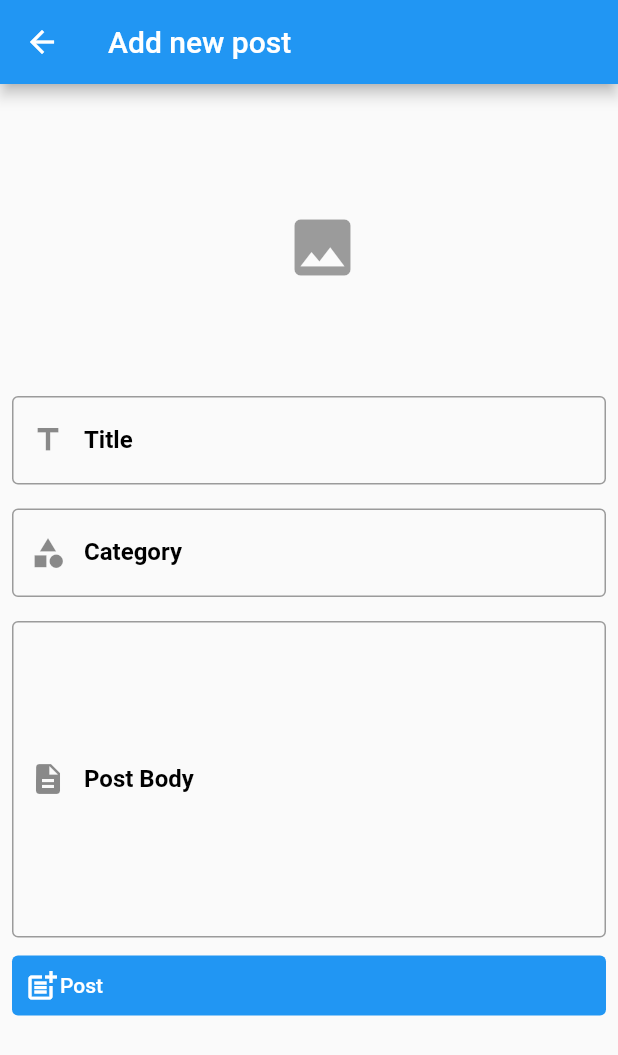
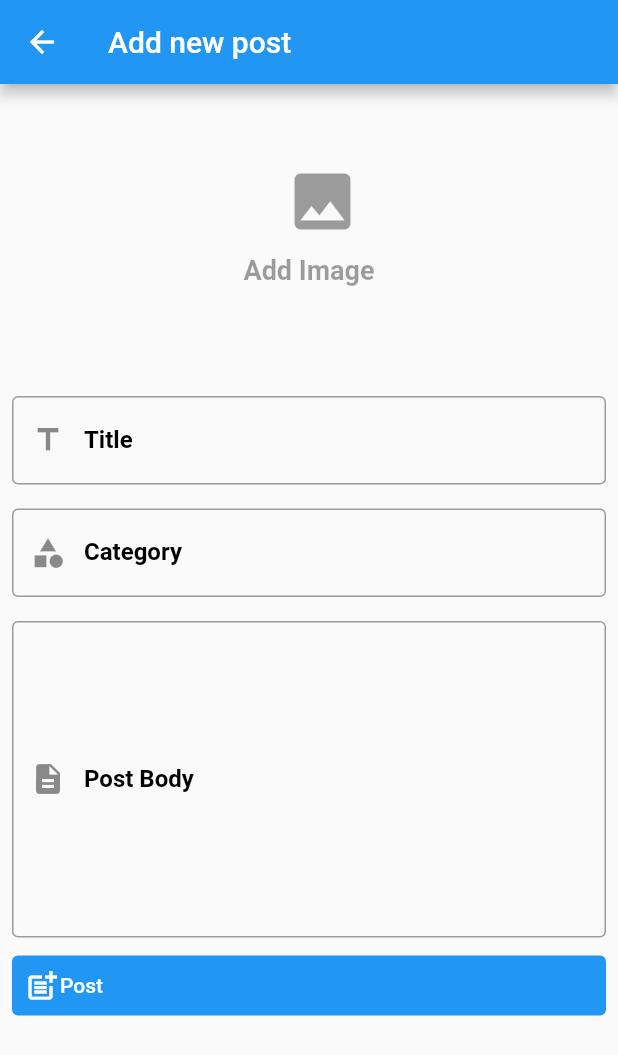
Before and after one commit to TackTeam-Chare/main_project_app_mobile, a Flutter app: the PostForm screen opened directly, on a phone screen of 412 x 824 dp. Shown: the top 1055 px of the screen. Run offline on Flutter 3.47's test engine with Material 2 defaults, Android fonts, the phone set to English and light mode, and no system bars; our stand-ins replace image_picker, quickalert, shared_preferences; accounts and stored records are empty.

Commit message:
เพิ่ม ScaffoldMessenger เพิ่ม ลบ เเก้ไข โพสต์

```diff
--- a/lib/screens/post_form.dart
+++ b/lib/screens/post_form.dart
@@ -1,6 +1,7 @@
 import 'dart:io';
 import 'package:flutter/material.dart';
 import 'package:image_picker/image_picker.dart';
+import 'package:quickalert/quickalert.dart';
 import 'package:test_blog_app_project/constant.dart';
 import 'package:test_blog_app_project/models/api_response.dart';
 import 'package:test_blog_app_project/models/post.dart';
@@ -21,14 +22,12 @@ class PostForm extends StatefulWidget {
 class _PostFormState extends State<PostForm> {
   final GlobalKey<FormState> _formKey = GlobalKey<FormState>();
   final TextEditingController _txtControllerBody = TextEditingController();
-  final TextEditingController _txtControllerTitle =
-      TextEditingController(); // Add title field
-  final TextEditingController _txtControllerCategory =
-      TextEditingController(); // Add category field
+  final TextEditingController _txtControllerTitle = TextEditingController();
+  final TextEditingController _txtControllerCategory = TextEditingController();
   bool _loading = false;
   File? _imageFile;
   final _picker = ImagePicker();
-  String? _imageBase64; // เพิ่มตัวแปรนี้
+  String? _imageBase64;
 
   Future getImage() async {
     final pickedFile = await _picker.pickImage(source: ImageSource.gallery);
@@ -53,6 +52,19 @@ class _PostFormState extends State<PostForm> {
     );
 
     if (response.error == null) {
+      // WidgetsBinding.instance.addPostFrameCallback((_) {
+      //   QuickAlert.show(
+      //     // แสดง QuickAlert ทันทีเมื่อล็อคอินสำเร็จ
+      //     context: context,
+      //     type: QuickAlertType.info,
+      //     title: 'บทความถูกโพสต์',
+      //   );
+      // });
+      ScaffoldMessenger.of(context).showSnackBar(
+        SnackBar(
+          content: Text('บทความถูกโพสต์สำเร็จ'),
+        ),
+      );
       Navigator.of(context).pop();
     } else if (response.error == unauthorized) {
       logout().then((value) => {
@@ -77,6 +89,11 @@ class _PostFormState extends State<PostForm> {
       _txtControllerBody.text,
     );
     if (response.error == null) {
+      ScaffoldMessenger.of(context).showSnackBar(
+        SnackBar(
+          content: Text('โพสต์ถูกเเก้ไข'),
+        ),
+      );
       Navigator.of(context).pop();
     } else if (response.error == unauthorized) {
       logout().then((value) => {
@@ -127,14 +144,32 @@ class _PostFormState extends State<PostForm> {
                               ? null
                               : DecorationImage(
                                   image: FileImage(_imageFile ?? File('')),
-                                    fit: BoxFit.cover)),
+                                  fit: BoxFit.cover,
+                                ),
+                        ),
                         child: Center(
-                          child: IconButton(
+                          child: Column(
+                            mainAxisAlignment: MainAxisAlignment.center,
+                            children: [
+                              IconButton(
                                 icon: Icon(Icons.image,
                                     size: 50, color: Colors.black38),
                                 onPressed: () {
                                   getImage();
                                 },
+                              ),
+                              Padding(
+                                padding: const EdgeInsets.all(20),
+                                child: Text(
+                                  'Add Image',
+                                  style: TextStyle(
+                                    color: Colors.black38,
+                                    fontWeight: FontWeight.bold,
+                                    fontSize: 18,
+                                  ),
+                                ),
+                              ),
+                            ],
                           ),
                         ),
                       ),
@@ -152,8 +187,8 @@ class _PostFormState extends State<PostForm> {
                             hintText: "Title...",
                             labelText: "Title",
                             labelStyle: TextStyle(
-                              color: Colors.black, // สีของ Label
-                              fontWeight: FontWeight.bold, // ตัวหนา
+                              color: Colors.black,
+                              fontWeight: FontWeight.bold,
                             ),
                             border: OutlineInputBorder(
                               borderSide: BorderSide(
@@ -207,8 +242,7 @@ class _PostFormState extends State<PostForm> {
                               borderSide:
                                   BorderSide(width: 1, color: Colors.black38),
                             ),
-                            prefixIcon: Icon(Icons
-                                .description), // ใส่ไอคอน "description" ที่ถูกต้อง
+                            prefixIcon: Icon(Icons.description),
                           ),
                         ),
                       ),
@@ -231,13 +265,13 @@ class _PostFormState extends State<PostForm> {
                       }
                     },
                     style: TextButton.styleFrom(
-                      backgroundColor: Colors.blue, // สีพื้นหลังของปุ่ม
-                      primary: Colors.white, // สีข้อความภายในปุ่ม
+                      backgroundColor: Colors.blue,
+                      primary: Colors.white,
                     ),
                     child: Row(
                       children: [
-                        Icon(Icons.post_add), // ไอคอนสำหรับ "Post"
-                        Text('Post'), // ข้อความ "Post"
+                        Icon(Icons.post_add),
+                        Text('Post'),
                       ],
                     ),
                   ),
```
Also changed, not shown: lib/screens/post_screen.dart (+30 -6 lines). Lines whose indentation alone changed are shown as unchanged.
